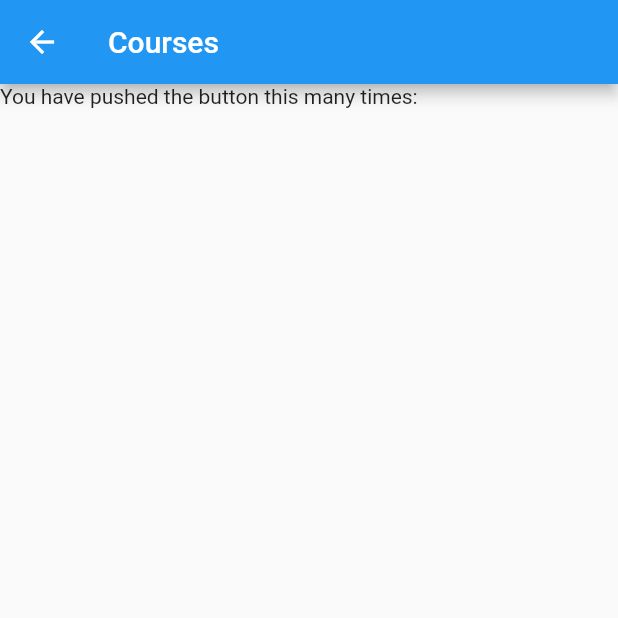
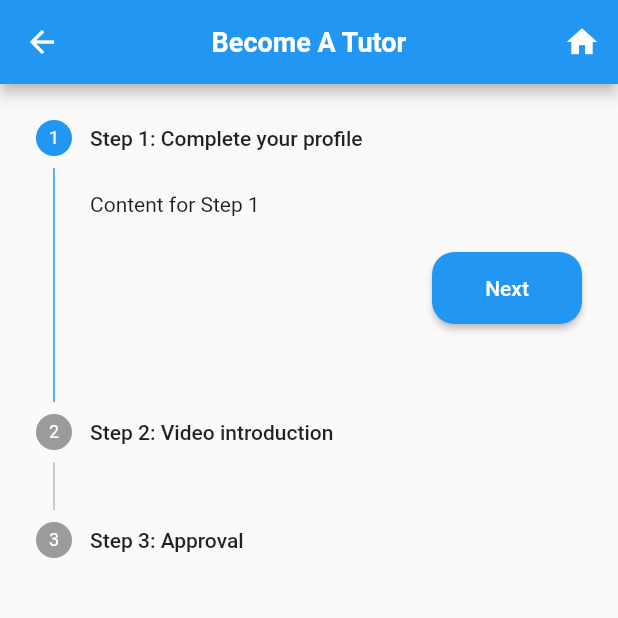
Before and after one commit to nnpanh/advanced-mobile-lettutor, a Flutter app: the BecomeTutorPage screen opened directly, on a phone screen of 412 x 824 dp, the top half of it. Run offline on Flutter 3.47's test engine with Material 2 defaults, Android fonts, the phone set to English and light mode, and no system bars; our stand-ins replace animated_splash_screen, chips_choice, country_picker, flutter_rating_bar, font_awesome_flutter and 2 more; missing offline and left inert: dart:ffi.

Commit message:
stepper in become a tutor

```diff
--- a/lib/const/const_value.dart
+++ b/lib/const/const_value.dart
@@ -6,6 +6,7 @@ class ImagesPath {
   static const resetPassword = "assets/images/reset_pass.png";
   static const youtube = "assets/images/youtube.jpeg";
   static const error = "assets/images/error_mascot.png";
+  static const thanks = "assets/images/thanks.png";
 }
 
 class ConstValue {
--- a/lib/view/common_widgets/chip_dropdown.dart
+++ b/lib/view/common_widgets/chip_dropdown.dart
@@ -63,8 +63,7 @@ class _ChipDropdownState extends State<ChipDropdown> {
     );
   }
 
-  void onPressedAdd(BuildContext context, Size size) {
-    Widget child =
+  void onPressedAdd(BuildContext context, Size size) {Widget child =
       LimitedBox(
         maxHeight: size.height * 0.4,
         maxWidth: size.width,
@@ -79,7 +78,6 @@ class _ChipDropdownState extends State<ChipDropdown> {
               child: Column(
                 children: [
                   ListTile(title: Text(widget.options[index]),
-                    tileColor: CustomColor.brightBlue,
                     onTap: () {
                       Navigator.of(context).pop();
                       setState(() {
@@ -88,7 +86,7 @@ class _ChipDropdownState extends State<ChipDropdown> {
                         selectedList = newList;
                       });
                     },),
-                  Divider(height: 2, )
+                  const Divider(height: 2, )
                 ],
               ),
             );
--- a/lib/view/settings/become_tutor_page.dart
+++ b/lib/view/settings/become_tutor_page.dart
@@ -1,4 +1,8 @@
 import 'package:flutter/material.dart';
+import 'package:lettutor/config/router.dart';
+import 'package:lettutor/const/const_value.dart';
+import 'package:lettutor/utils/default_style.dart';
+import 'package:lettutor/view/common_widgets/elevated_button.dart';
 
 class BecomeTutorPage extends StatefulWidget {
   const BecomeTutorPage({super.key});
@@ -8,14 +12,91 @@ class BecomeTutorPage extends StatefulWidget {
 }
 
 class _BecomeTutorPageState extends State<BecomeTutorPage> {
+  int _index = 0;
+
   @override
   Widget build(BuildContext context) {
     return Scaffold(
-      appBar: AppBar(
-        title: const Text("Courses"),
-      ),
-      body: const Text(
-        'You have pushed the button this many times:',
+      appBar: appBarDefault(MyRouter.becomeTutor, context),
+      body: Stepper(
+        currentStep: _index,
+        onStepCancel: () {
+          if (_index > 0) {
+            setState(() {
+              _index -= 1;
+            });
+          }
+        },
+        onStepContinue: () {
+          if (_index <= 1) {
+            setState(() {
+              _index += 1;
+            });
+          } else {
+            setState(() {
+              _index -=1;
+            });
+          }
+        },
+        controlsBuilder: (BuildContext context, ControlsDetails details) {
+          final _isLastStep = _index == 2;
+          return Container(
+              margin: const EdgeInsets.fromLTRB(0,24,0,12),
+              child: Row(
+                mainAxisAlignment: MainAxisAlignment.end,
+                  mainAxisSize: MainAxisSize.max,
+                  children: [
+                ConstrainedBox(
+                  constraints: const BoxConstraints(minWidth: 100),
+                  child: CustomElevatedButton(
+                    callback: details.onStepContinue??(){},
+                    title: _isLastStep ? 'Return' : 'Next', radius: 15,
+                    buttonType: ButtonType.filledButton,),
+                ),
+                    if (_index == 1)
+                    const SizedBox(
+                  width: 24,
+                ),
+                if (_index == 1)
+                  ConstrainedBox(
+                    constraints: const BoxConstraints(minWidth: 100),
+                    child: CustomElevatedButton(
+                      callback: details.onStepCancel??(){},
+                      title: 'Back', radius: 15,
+                      buttonType: ButtonType.filledWhiteButton,),
+                  ),
+              ]));
+        },
+        steps: <Step>[
+          Step(
+              state: _index > 2? StepState.complete : StepState.indexed,
+              title: const Text('Step 1: Complete your profile'),
+              content: Container(
+                  alignment: Alignment.centerLeft,
+                  child: const Text('Content for Step 1')),
+              isActive: _index >= 0),
+          Step(
+              state: _index > 2? StepState.complete : StepState.indexed,
+              title: const Text('Step 2: Video introduction'),
+              content: const Text('Content for Step 2'),
+              isActive: _index >= 1),
+          Step(
+              title: const Text('Step 3: Approval'),
+              content: Center(
+                  child: Column(
+                    mainAxisAlignment: MainAxisAlignment.center,
+                children: [
+                  Image.asset(ImagesPath.thanks, fit: BoxFit.contain, height: 200,),
+                  SizedBox(height: 16),
+                  Text(
+                      "Thank you for joining LetTutor team. Please kindly wait for our approval process. The final result "
+                      "shall be sent through your email.",
+                    style: bodyLarge(context),
+                  textAlign: TextAlign.end,),
+                ],
+              )),
+              isActive: _index >= 2),
+        ],
       ),
     );
   }
--- a/lib/view/settings/settings_page.dart
+++ b/lib/view/settings/settings_page.dart
@@ -114,7 +114,9 @@ class _SettingsPageState extends State<SettingsPage> {
                   ),
                   MenuWidget(title: 'Account settings', callback: (){}),
                   MenuWidget(title: 'My wallet', callback: (){}),
-                  MenuWidget(title: 'Become a tutor', callback: (){}),
+                  MenuWidget(title: 'Become a tutor', callback: (){
+                    Navigator.of(context).pushNamed(MyRouter.becomeTutor);
+                  }),
                   const SizedBox(height: 16,),
                   Text(
                     "Application",
```
Also changed, not shown: lib/view/common_widgets/elevated_button.dart (+19 -1 lines), assets/images/thanks.png (added).
